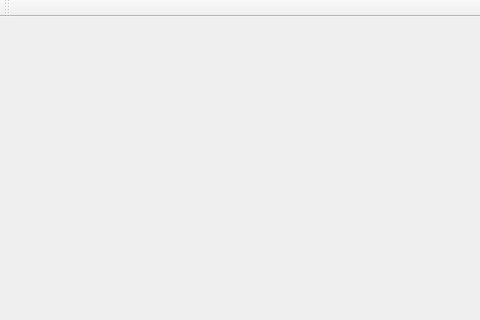
Old version of the form mainwindow.ui in the repository llu2613/VideoPlayDemo; both pictures show x 0 to 480 and y 0 to 320 of the 800 by 600 pixel window.
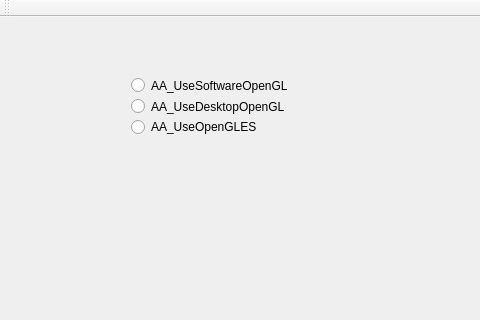
New version of the form.

Patch:
```diff
--- a/mainwindow.ui
+++ b/mainwindow.ui
@@ -40,6 +40,39 @@
      <string>停止</string>
     </property>
    </widget>
+   <widget class="QWidget" name="widget" native="true">
+    <property name="geometry">
+     <rect>
+      <x>120</x>
+      <y>50</y>
+      <width>201</width>
+      <height>78</height>
+     </rect>
+    </property>
+    <layout class="QVBoxLayout" name="verticalLayout">
+     <item>
+      <widget class="QRadioButton" name="radioBtn_softwareOpenGL">
+       <property name="text">
+        <string>AA_UseSoftwareOpenGL</string>
+       </property>
+      </widget>
+     </item>
+     <item>
+      <widget class="QRadioButton" name="radioBtn_desktopOpenGL">
+       <property name="text">
+        <string>AA_UseDesktopOpenGL</string>
+       </property>
+      </widget>
+     </item>
+     <item>
+      <widget class="QRadioButton" name="radioBtn_openGLES">
+       <property name="text">
+        <string>AA_UseOpenGLES</string>
+       </property>
+      </widget>
+     </item>
+    </layout>
+   </widget>
   </widget>
   <widget class="QMenuBar" name="menuBar">
    <property name="geometry">
```
